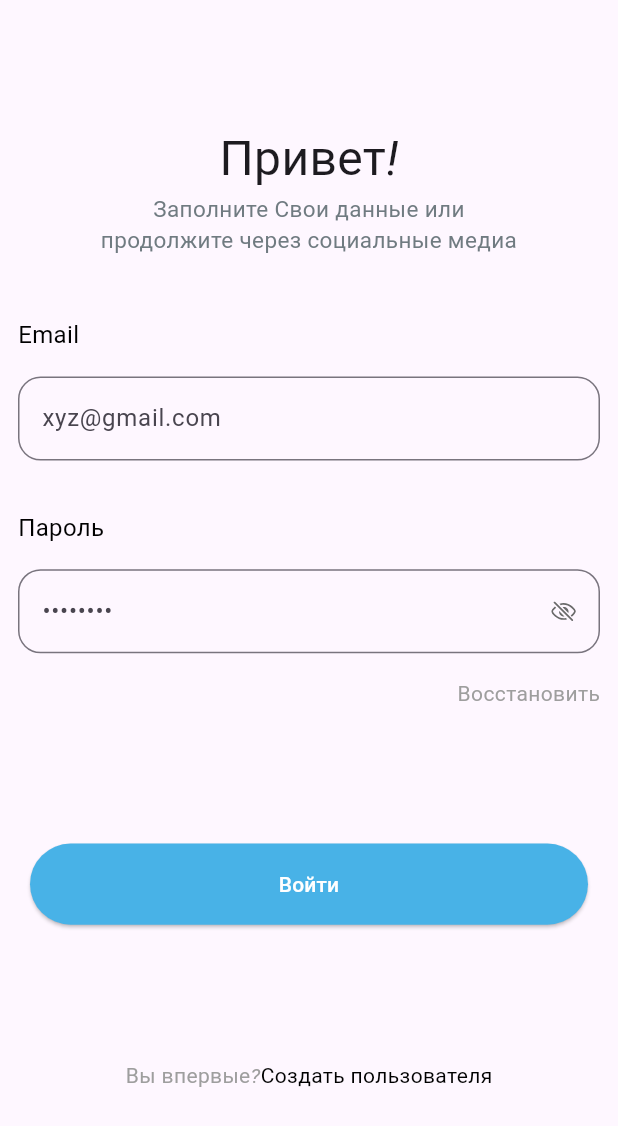
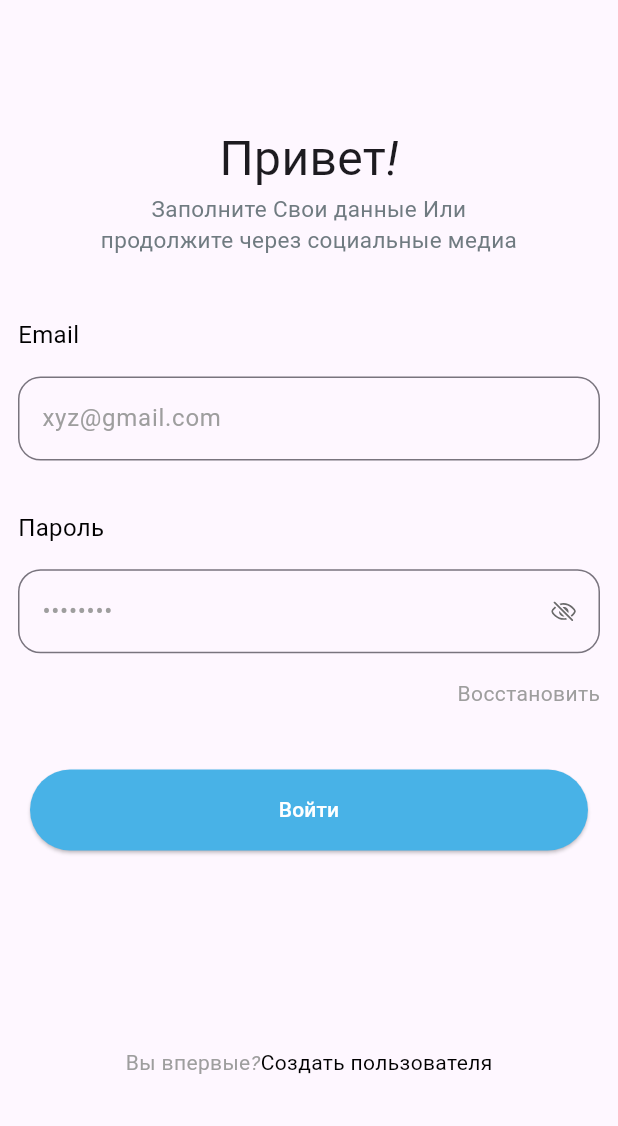
Before and after one commit to prof4-flutter/prof4, a Flutter app: the screen it shows after launch, on a phone screen of 412 x 824 dp. Shown: the top 1126 px of the screen. Run offline on Flutter 3.47's test engine with Material 3 defaults, Android fonts, the phone set to English and light mode, and no system bars; our stand-ins replace flutter_svg, supabase, supabase_flutter; accounts and stored records are empty.

Commit message:
some changes

```diff
--- a/lib/auth/presentation/widget/auth_screen.dart
+++ b/lib/auth/presentation/widget/auth_screen.dart
@@ -61,7 +61,7 @@ class _AuthScreenState extends State<AuthScreen> {
               Text('!',style: TextStyle(fontStyle: FontStyle.italic,fontSize: 32),)
             ],
           ),
-          Text('Заполните Свои данные или \nпродолжите через социальные медиа',style: TextStyle(fontSize: 15,color: Color.fromRGBO(112, 123, 129, 1)),textAlign: TextAlign.center,),
+          Text('Заполните Свои данные Или \nпродолжите через социальные медиа',style: TextStyle(fontSize: 15,color: Color.fromRGBO(112, 123, 129, 1)),textAlign: TextAlign.center,),
           SizedBox(height: size.height* 0.05,),
           // форма ввода
           SizedBox(
@@ -73,6 +73,7 @@ class _AuthScreenState extends State<AuthScreen> {
                 decoration: InputDecoration(hoverColor: Colors.grey,focusColor: Colors.grey,fillColor: Colors.grey,
 
                 hintText: 'xyz@gmail.com',
+                hintStyle: TextStyle(color: Colors.grey),
                   border: OutlineInputBorder(borderRadius: BorderRadius.circular(15)),
 
                 ),
@@ -89,7 +90,7 @@ class _AuthScreenState extends State<AuthScreen> {
                 controller: _passwordController,
 
                 obscureText: isVisible,
-                decoration: InputDecoration(disabledBorder: InputBorder.none,hoverColor: Colors.grey,focusColor: Colors.grey,fillColor: Colors.grey,
+                decoration: InputDecoration(hintStyle: TextStyle(color: Colors.grey),disabledBorder: InputBorder.none,hoverColor: Colors.grey,focusColor: Colors.grey,fillColor: Colors.grey,
                 suffixIcon: IconButton(icon: isVisible ? SvgPicture.asset('assets/Vector.svg',height: 13,): SvgPicture.asset('assets/Union.svg',height: 13,),onPressed: (){
                   setState(() {
                     isVisible = !isVisible;
@@ -111,7 +112,7 @@ class _AuthScreenState extends State<AuthScreen> {
           ],
         ),
         SizedBox(
-          height: size.height * 0.1,
+          height: size.height * 0.04,
         ),
 
         //кнопка
@@ -126,7 +127,7 @@ class _AuthScreenState extends State<AuthScreen> {
               ),),
             ),
           ),
-          SizedBox(height: size.height * 0.1,),
+          SizedBox(height: size.height * 0.15,),
 
           //текст
           Row(
```
